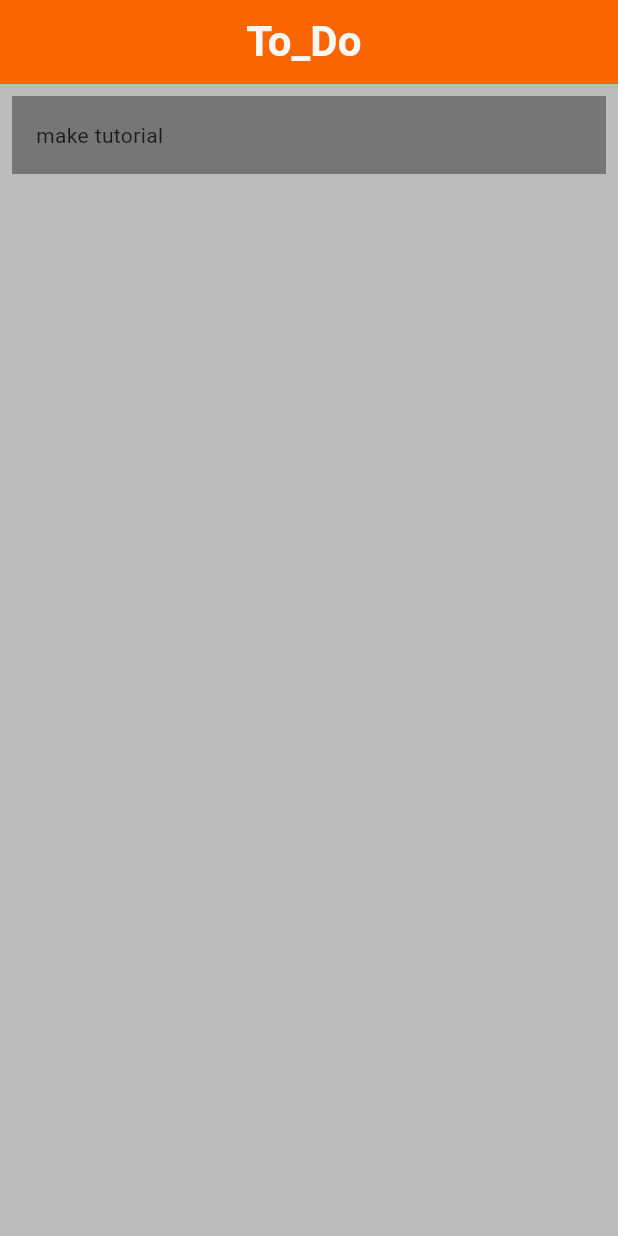
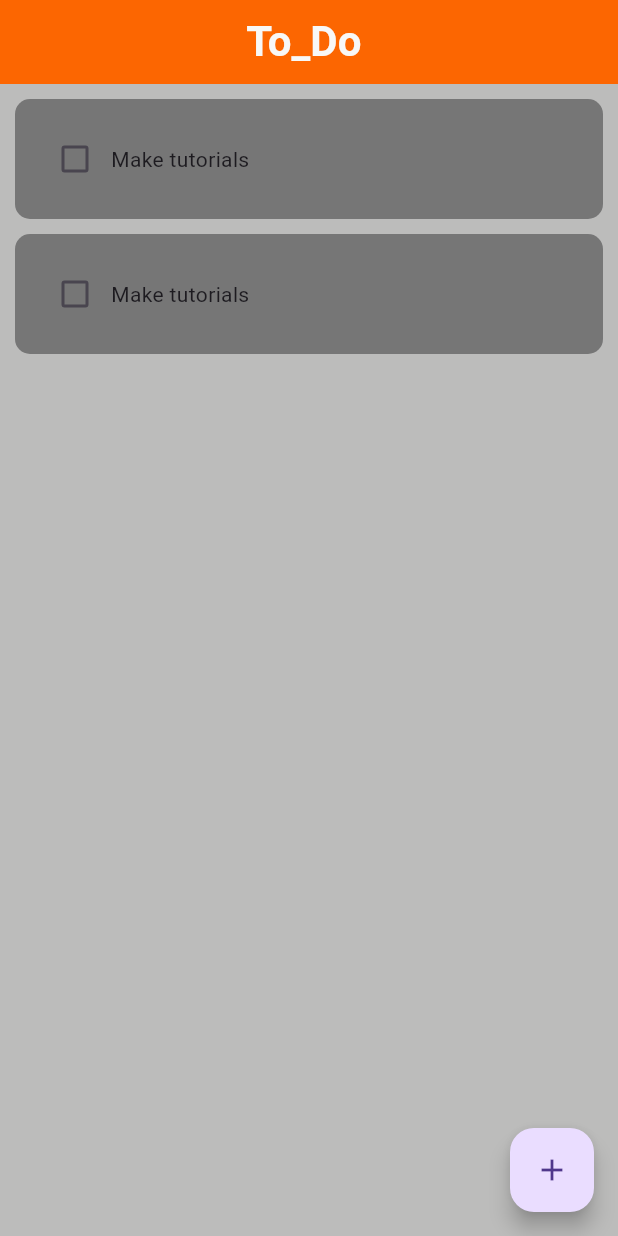
Before and after one commit to MaheelLakshan/todo_app, a Flutter app: the screen it shows after launch, on a phone screen of 412 x 824 dp. Run offline on Flutter 3.47's test engine with Material 3 defaults, Android fonts, the phone set to English and light mode, and no system bars.

```diff
--- a/lib/pages/home_page.dart
+++ b/lib/pages/home_page.dart
@@ -1,4 +1,5 @@
 import 'package:flutter/material.dart';
+import 'package:todo_app/utils/dialog_box.dart';
 import 'package:todo_app/utils/to_do_tile.dart';
 
 class HomePage extends StatefulWidget {
@@ -9,6 +10,28 @@ class HomePage extends StatefulWidget {
 }
 
 class _HomePageState extends State<HomePage> {
+//List of todo List
+  List toDoList = [
+    ['Make tutorials', false],
+    ['Make tutorials', false],
+  ];
+
+  void checkBoxChanged(bool? value, int index) {
+    setState(() {
+      toDoList[index][1] = !toDoList[index][1];
+    });
+  }
+
+  //create a task
+  void createTask() {
+    showDialog(
+      context: context,
+      builder: (context) {
+        return DialogBox();
+      },
+    );
+  }
+
   @override
   Widget build(BuildContext context) {
     return Scaffold(
@@ -26,8 +49,19 @@ class _HomePageState extends State<HomePage> {
         ),
         elevation: 0,
       ),
-      body: ListView(
-        children: [ToDoTile()],
+      floatingActionButton: FloatingActionButton(
+        onPressed: createTask,
+        child: const Icon(Icons.add),
+      ),
+      body: ListView.builder(
+        itemCount: toDoList.length,
+        itemBuilder: (context, index) {
+          return ToDoTile(
+            taskName: toDoList[index][0],
+            taskCompleted: toDoList[index][1],
+            onChanged: (value) => (checkBoxChanged(value, index)),
+          );
+        },
       ),
     );
   }
--- a/lib/utils/to_do_tile.dart
+++ b/lib/utils/to_do_tile.dart
@@ -1,18 +1,44 @@
 import 'package:flutter/material.dart';
 
 class ToDoTile extends StatelessWidget {
-  const ToDoTile({super.key});
+  final String taskName;
+  final bool taskCompleted;
+  Function(bool?)? onChanged;
+
+  ToDoTile(
+      {super.key,
+      required this.taskName,
+      required this.taskCompleted,
+      required this.onChanged});
 
   @override
   Widget build(BuildContext context) {
     return Padding(
-      padding: const EdgeInsets.all(8.0),
+      padding: const EdgeInsets.only(left: 10, right: 10, top: 10),
       child: Container(
         padding: const EdgeInsets.all(16),
-        child: Text('make tutorial'),
         decoration: BoxDecoration(
           color: const Color(0xFF767676),
+          borderRadius: BorderRadius.circular(10),
         ),
+        child: Row(children: [
+          //checkBox
+          Checkbox(
+            value: taskCompleted,
+            onChanged: onChanged,
+            activeColor: Colors.deepOrange,
+          ),
+
+          //task name
+          Text(
+            taskName,
+            style: TextStyle(
+              decoration: taskCompleted
+                  ? TextDecoration.lineThrough
+                  : TextDecoration.none,
+            ),
+          ),
+        ]),
       ),
     );
   }
```
Also changed, not shown: lib/utils/dialog_box.dart (added, +35 -0 lines), lib/utils/my_button.dart (added).
